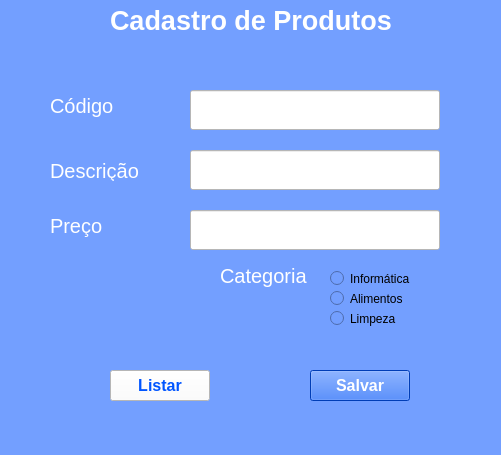
gustavopereiramendes1/projeto-cadastro-produtos, file formulario.ui: the form before one commit.
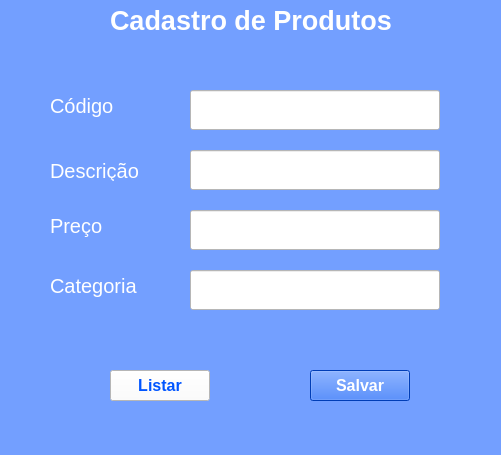
The form after the commit.

Diff of the .ui file:
```diff
--- a/formulario.ui
+++ b/formulario.ui
@@ -146,50 +146,11 @@
      <string notr="true">background-color: rgb(255, 255, 255);</string>
     </property>
    </widget>
-   <widget class="QRadioButton" name="opcaoInformatica">
-    <property name="geometry">
-     <rect>
-      <x>330</x>
-      <y>270</y>
-      <width>82</width>
-      <height>17</height>
-     </rect>
-    </property>
-    <property name="text">
-     <string>Informática</string>
-    </property>
-   </widget>
-   <widget class="QRadioButton" name="opcaoAlimentos">
-    <property name="geometry">
-     <rect>
-      <x>330</x>
-      <y>290</y>
-      <width>82</width>
-      <height>17</height>
-     </rect>
-    </property>
-    <property name="text">
-     <string>Alimentos</string>
-    </property>
-   </widget>
-   <widget class="QRadioButton" name="opcaoLimpeza">
-    <property name="geometry">
-     <rect>
-      <x>330</x>
-      <y>310</y>
-      <width>82</width>
-      <height>17</height>
-     </rect>
-    </property>
-    <property name="text">
-     <string>Limpeza</string>
-    </property>
-   </widget>
    <widget class="QLabel" name="labelCategoria">
     <property name="geometry">
      <rect>
-      <x>220</x>
-      <y>260</y>
+      <x>50</x>
+      <y>270</y>
       <width>91</width>
       <height>31</height>
      </rect>
@@ -269,6 +230,19 @@
      <string>Listar</string>
     </property>
    </widget>
+   <widget class="QLineEdit" name="campoCategoria">
+    <property name="geometry">
+     <rect>
+      <x>190</x>
+      <y>270</y>
+      <width>250</width>
+      <height>40</height>
+     </rect>
+    </property>
+    <property name="styleSheet">
+     <string notr="true">background-color: rgb(255, 255, 255);</string>
+    </property>
+   </widget>
   </widget>
   <widget class="QMenuBar" name="menubar">
    <property name="geometry">
```
